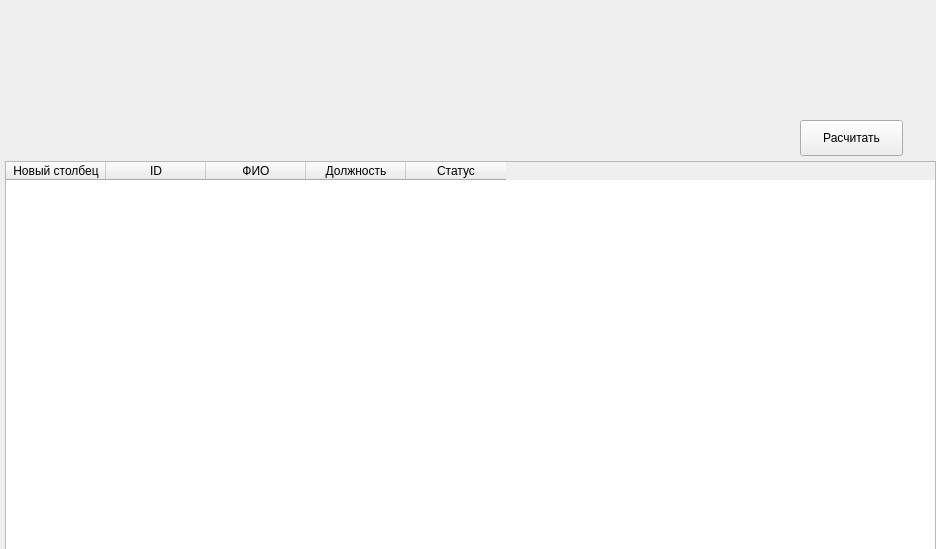
Before: the Qt Designer form accwindow.ui in egor17026/course_work, drawn with Qt 5.
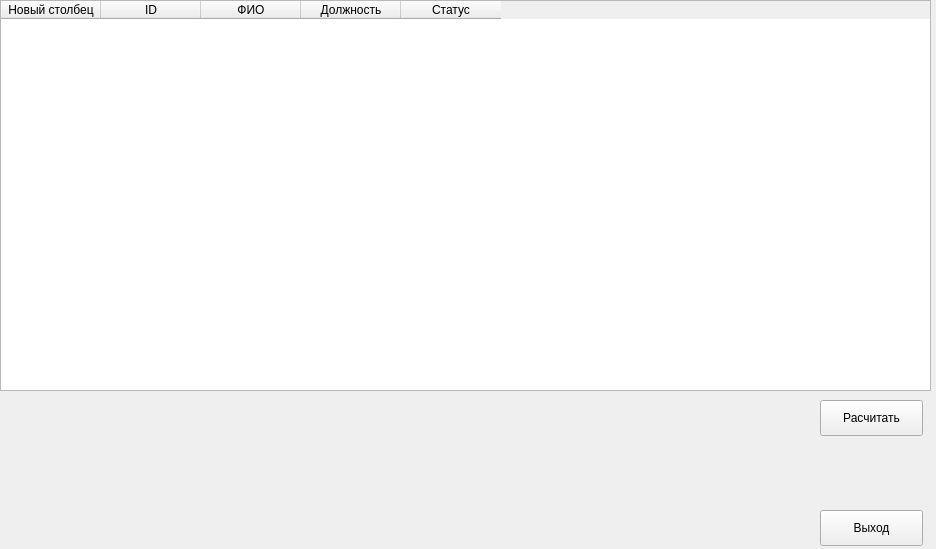
After: the same form once the commit is applied.

Patch:
```diff
--- a/accwindow.ui
+++ b/accwindow.ui
@@ -16,8 +16,8 @@
   <widget class="QPushButton" name="btn_calc">
    <property name="geometry">
     <rect>
-     <x>800</x>
-     <y>120</y>
+     <x>820</x>
+     <y>400</y>
      <width>103</width>
      <height>36</height>
     </rect>
@@ -29,8 +29,8 @@
   <widget class="QTableWidget" name="tableWidget">
    <property name="geometry">
     <rect>
-     <x>5</x>
-     <y>161</y>
+     <x>0</x>
+     <y>0</y>
      <width>931</width>
      <height>391</height>
     </rect>
@@ -61,6 +61,19 @@
     </property>
    </column>
   </widget>
+  <widget class="QPushButton" name="btn_logout">
+   <property name="geometry">
+    <rect>
+     <x>820</x>
+     <y>510</y>
+     <width>103</width>
+     <height>36</height>
+    </rect>
+   </property>
+   <property name="text">
+    <string>Выход</string>
+   </property>
+  </widget>
  </widget>
  <resources/>
  <connections/>
```
